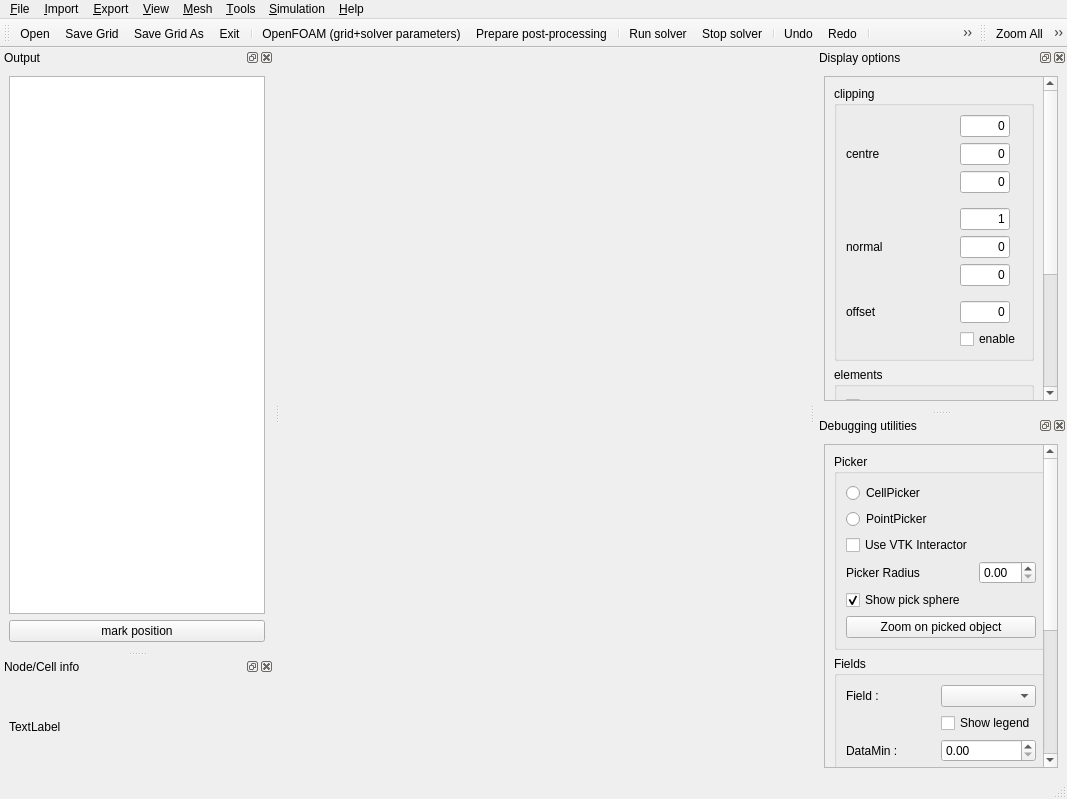
The window that src/guimainwindow.ui (enGits/engrid) describes before a commit, drawn with Qt 5.
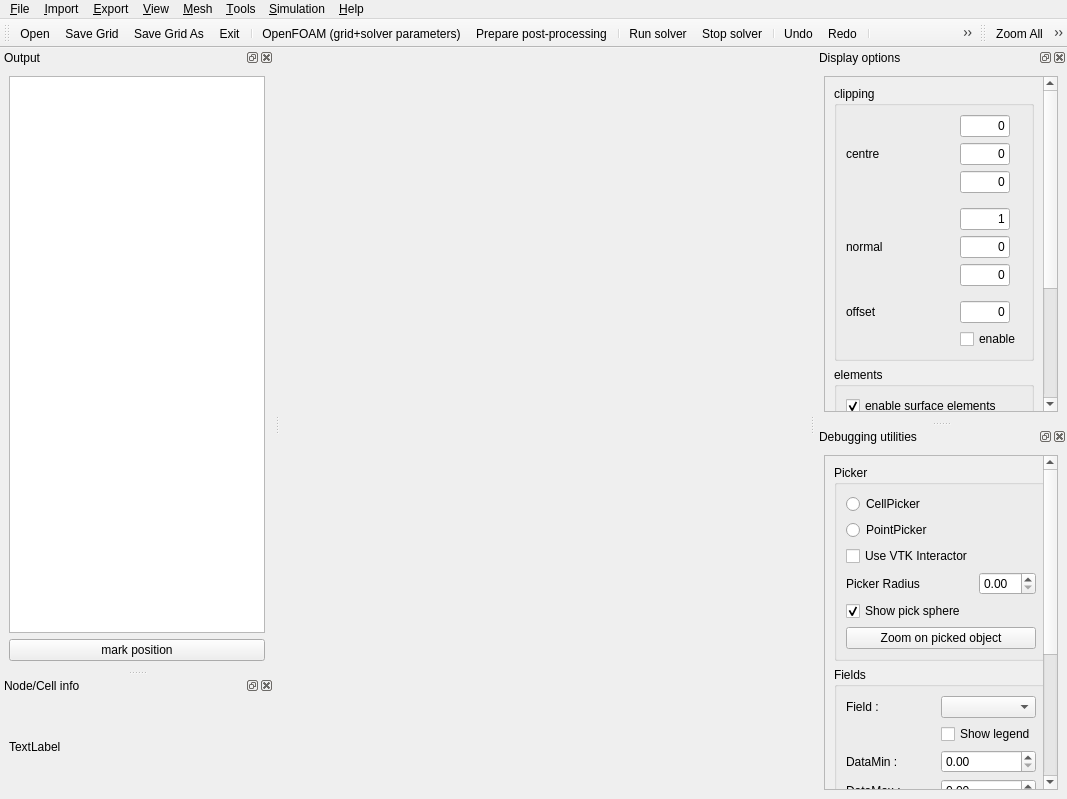
The same window after the commit. Icons and pictures are not drawn. Custom widgets are drawn as their Qt base class.

Commit message: status bar doesn't prevent making the window smaller anymore

The edit to the form file:
```diff
--- a/src/guimainwindow.ui
+++ b/src/guimainwindow.ui
@@ -191,7 +191,6 @@
    <addaction name="menuSimulation"/>
    <addaction name="menuHelp"/>
   </widget>
-  <widget class="QStatusBar" name="statusbar"/>
   <widget class="QToolBar" name="toolBar">
    <property name="windowTitle">
     <string>default toolbar</string>
```
The commit also changes 3 other files.
